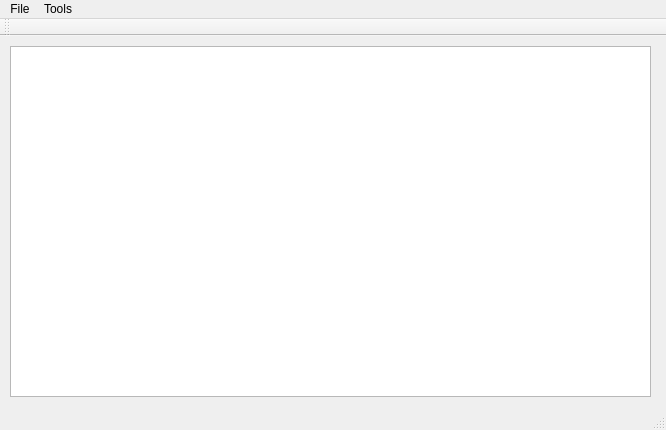
LebedevRI/dbms, file mainwindow.ui: the form before one commit.
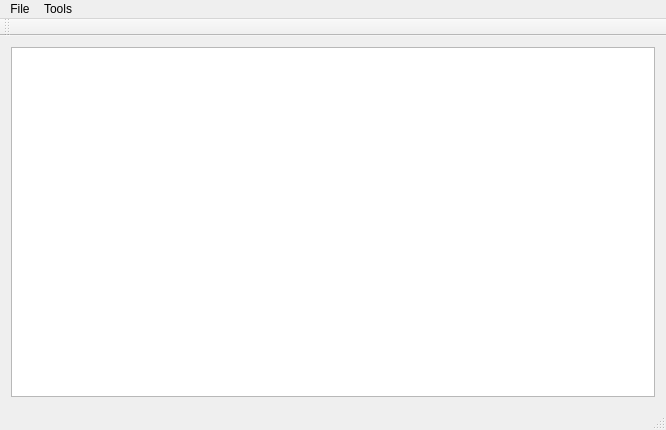
The form after the commit.

Commit message: Do a pretty resizing

Diff of the .ui file:
```diff
--- a/mainwindow.ui
+++ b/mainwindow.ui
@@ -14,16 +14,24 @@
    <string>MainWindow</string>
   </property>
   <widget class="QWidget" name="centralWidget">
+   <property name="sizePolicy">
+    <sizepolicy hsizetype="Expanding" vsizetype="Expanding">
+     <horstretch>0</horstretch>
+     <verstretch>0</verstretch>
+    </sizepolicy>
+   </property>
+   <layout class="QHBoxLayout" name="horizontalLayout">
+    <item>
    <widget class="QTableView" name="tableView">
-    <property name="geometry">
-     <rect>
-      <x>10</x>
-      <y>10</y>
-      <width>641</width>
-      <height>351</height>
-     </rect>
-    </property>
-   </widget>
+      <property name="sizePolicy">
+       <sizepolicy hsizetype="Expanding" vsizetype="Expanding">
+        <horstretch>0</horstretch>
+        <verstretch>0</verstretch>
+       </sizepolicy>
+      </property>
+     </widget>
+    </item>
+   </layout>
   </widget>
   <widget class="QMenuBar" name="menuBar">
    <property name="geometry">
```
Lines whose indentation alone changed are shown as unchanged. The commit also changes 1 other file.
